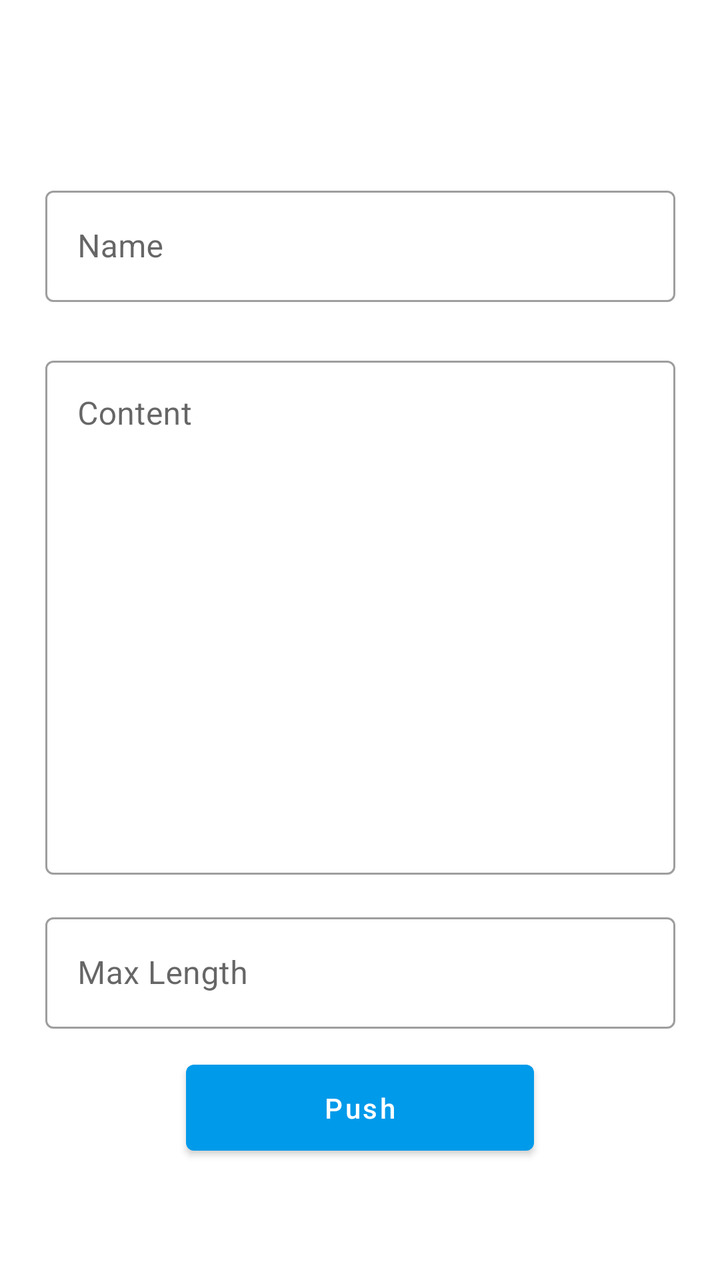
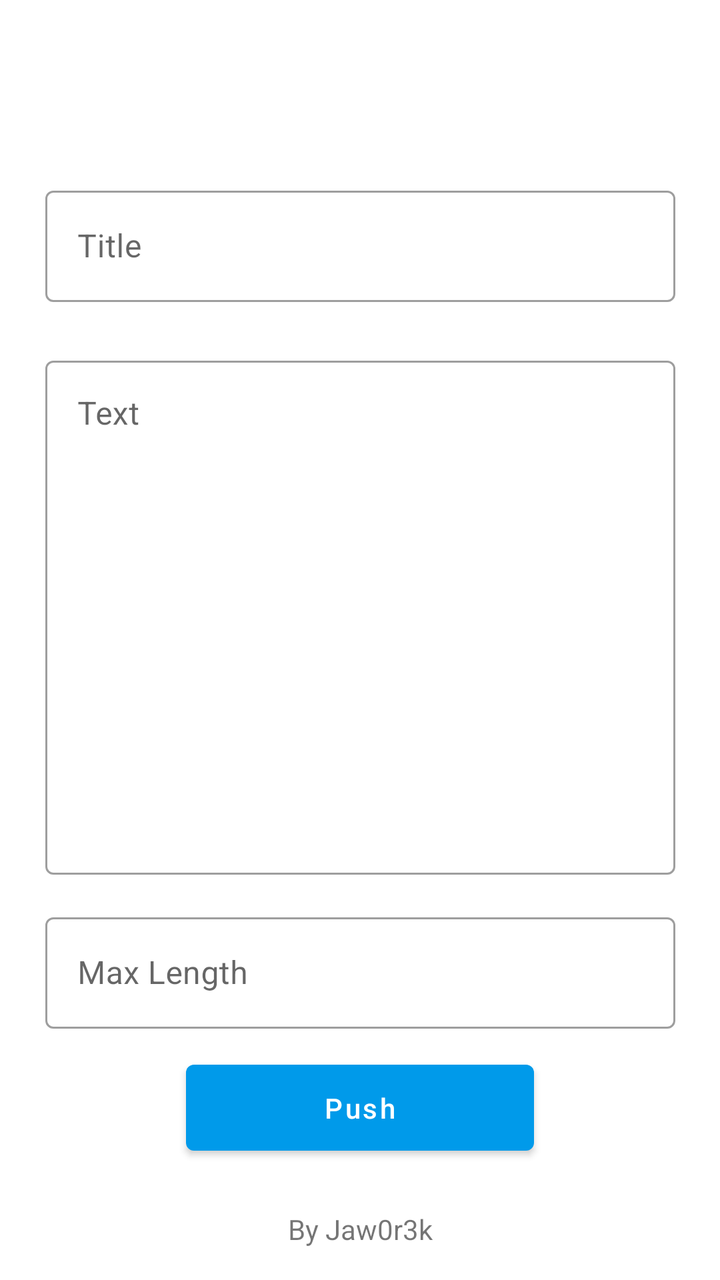

Before-and-after screenshots of an Android layout around one commit, followed by the original layout XML and the change that was made.
<!-- AndroidManifest.xml: activity theme Theme.PushANotification -->
<!-- res/layout/activity_main.xml -->
<?xml version="1.0" encoding="utf-8"?>
<androidx.constraintlayout.widget.ConstraintLayout xmlns:android="http://schemas.android.com/apk/res/android"
    xmlns:app="http://schemas.android.com/apk/res-auto"
    xmlns:tools="http://schemas.android.com/tools"
    android:layout_width="match_parent"
    android:layout_height="match_parent"
    android:orientation="vertical">

    <com.google.android.material.textfield.TextInputLayout
        android:id="@+id/textField"
        style="@style/Widget.MaterialComponents.TextInputLayout.OutlinedBox"
        android:layout_width="315dp"
        android:layout_height="wrap_content"
        android:layout_marginStart="48dp"
        android:layout_marginTop="90dp"
        android:layout_marginEnd="48dp"
        android:hint="@string/name"
        app:layout_constraintEnd_toEndOf="parent"
        app:layout_constraintStart_toStartOf="parent"
        app:layout_constraintTop_toTopOf="parent">

        <com.google.android.material.textfield.TextInputEditText
            android:id="@+id/editTextName"
            android:layout_width="match_parent"
            android:layout_height="wrap_content" />
    </com.google.android.material.textfield.TextInputLayout>


    <com.google.android.material.textfield.TextInputLayout
        android:id="@+id/textLayoutContent"
        style="@style/Widget.MaterialComponents.TextInputLayout.OutlinedBox"
        android:layout_width="315dp"
        android:layout_height="wrap_content"
        android:layout_marginStart="48dp"
        android:layout_marginTop="24dp"
        android:layout_marginEnd="48dp"
        android:hint="@string/content"
        app:layout_constraintEnd_toEndOf="parent"
        app:layout_constraintStart_toStartOf="parent"
        app:layout_constraintTop_toBottomOf="@+id/textField">

        <com.google.android.material.textfield.TextInputEditText
            android:id="@+id/editTextContent"
            android:layout_width="fill_parent"
            android:layout_height="257dp"
            android:ems="10"
            android:gravity="start|top"
            android:inputType="textMultiLine" />

    </com.google.android.material.textfield.TextInputLayout>

    <com.google.android.material.textfield.TextInputLayout
        android:id="@+id/maxLength"
        style="@style/Widget.MaterialComponents.TextInputLayout.OutlinedBox"
        android:layout_width="315dp"
        android:layout_height="wrap_content"
        android:layout_marginStart="48dp"
        android:layout_marginTop="16dp"
        android:layout_marginEnd="48dp"
        android:hint="@string/max_length"
        app:layout_constraintEnd_toEndOf="parent"
        app:layout_constraintStart_toStartOf="parent"
        app:layout_constraintTop_toBottomOf="@+id/textLayoutContent">

        <com.google.android.material.textfield.TextInputEditText
            android:id="@+id/maxLengthEdit"
            android:layout_width="match_parent"
            android:layout_height="wrap_content"
            android:inputType="number"
            />
    </com.google.android.material.textfield.TextInputLayout>


    <Button
        android:id="@+id/button"
        android:layout_width="174dp"
        android:layout_height="55dp"
        android:layout_marginTop="12dp"
        android:onClick="pushNotification"
        android:text="@string/push"
        android:textAllCaps="false"
        app:layout_constraintEnd_toEndOf="parent"
        app:layout_constraintStart_toStartOf="parent"
        app:layout_constraintTop_toBottomOf="@+id/maxLength" />
</androidx.constraintlayout.widget.ConstraintLayout>
<!-- resources referenced by this layout -->
<resources>
  <string name="content">Content</string>
  <string name="max_length">Max Length</string>
  <string name="name">Name</string>
  <string name="push">Push</string>
  <style name="Theme.PushANotification" parent="Theme.MaterialComponents.Light.DarkActionBar">
          
          <item name="colorPrimary">@color/purple_500</item>
          <item name="colorPrimaryVariant">@color/purple_700</item>
          <item name="colorOnPrimary">@color/white</item>
          
          <item name="colorSecondary">@color/teal_200</item>
          <item name="colorSecondaryVariant">@color/teal_700</item>
          <item name="colorOnSecondary">@color/black</item>
          
          <item name="android:statusBarColor">?attr/colorPrimaryVariant</item>
          
      </style>
  <color name="purple_500">#009aea</color>
  <color name="purple_700">#3070d1</color>
  <color name="white">#FFFFFFFF</color>
  <color name="teal_200">#00d9b3</color>
  <color name="teal_700">#FF018786</color>
  <color name="black">#FF000000</color>
</resources>

<!-- the commit's change to res/layout/activity_main.xml (unified diff, before → after) -->
@@ -82,4 +82,14 @@
         app:layout_constraintEnd_toEndOf="parent"
         app:layout_constraintStart_toStartOf="parent"
         app:layout_constraintTop_toBottomOf="@+id/maxLength" />
+
+    <TextView
+        android:id="@+id/textView"
+        android:layout_width="wrap_content"
+        android:layout_height="wrap_content"
+        android:layout_marginBottom="16dp"
+        android:text="By Jaw0r3k"
+        app:layout_constraintBottom_toBottomOf="parent"
+        app:layout_constraintEnd_toEndOf="parent"
+        app:layout_constraintStart_toStartOf="parent" />
 </androidx.constraintlayout.widget.ConstraintLayout>
<!-- resource entries referenced after the edit -->
@@ -1,8 +1,8 @@
 <!-- resources referenced by this layout -->
 <resources>
-  <string name="content">Content</string>
+  <string name="content">Text</string>
   <string name="max_length">Max Length</string>
-  <string name="name">Name</string>
+  <string name="name">Title</string>
   <string name="push">Push</string>
   <style name="Theme.PushANotification" parent="Theme.MaterialComponents.Light.DarkActionBar">
           
